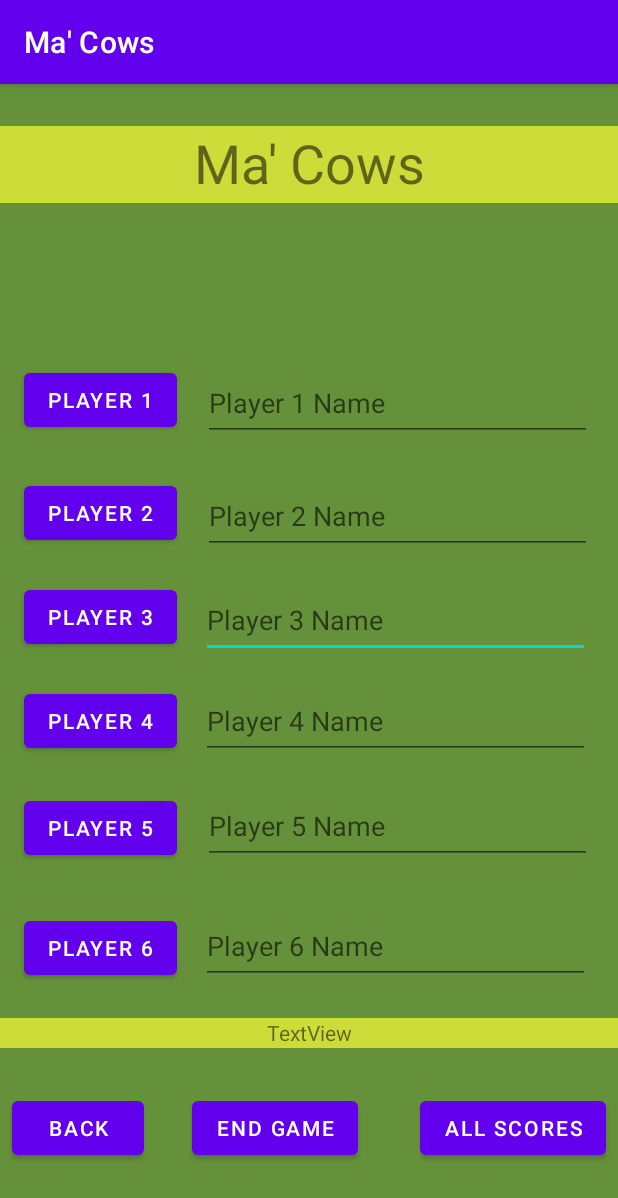
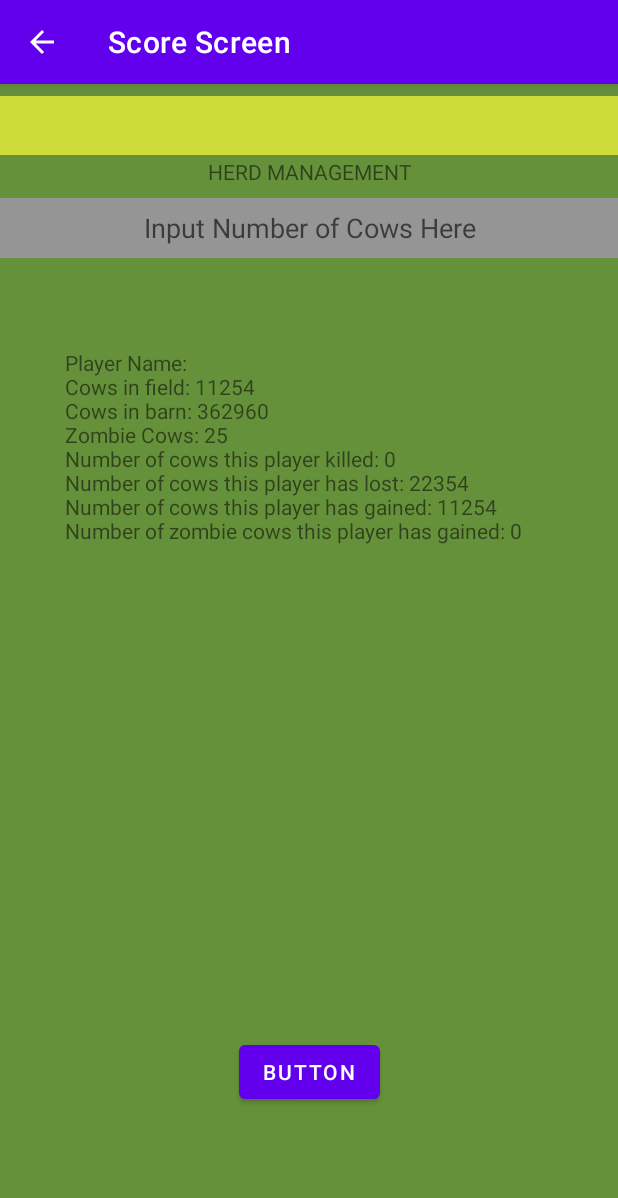
Before and after one commit to Xerminator13/Ma-Cows-Repository, an Android app: the ScoreScreen screen opened directly, with no data from a screen before it, on a phone screen of 412 x 824 dp. Shown: the top 1198 px of the screen. Run offline under Robolectric (Android 15) with nearby library versions, the phone set to English and light mode, and no system bars.

Commit message:
I finally have the ability to populate all player vars and display them individually using CommonUtils.formatPlayerPrefs() and the new ScoreScreen activity.  Additionally, I learned how to make activities children and parents of one another so now transitions actually work in a hierarchical approach this time.  I will continue to build the UI for ScoreScreen to make it more functional.

```diff
--- a/app/src/main/java/com/example/macows/CommonUtils.java
+++ b/app/src/main/java/com/example/macows/CommonUtils.java
@@ -35,7 +35,7 @@ public class CommonUtils {
     //I need to save the following data:  Highest score, player name, most funds
     public static void initEconPlayers() {
         for (int a = 0; a < 6; a++) {
-            econPlayerList.add(new EconomyPlayer("Player " + (a + 1)));
+            econPlayerList.add(new EconomyPlayer(""));
 
         }
 
@@ -60,6 +60,10 @@ public class CommonUtils {
     }
     public static void setCurrentPlayer(int player) {
         editor.putInt("currentPlayer", player);
+
+    }
+    public static int getCurrentPlayer() {
+        return prefs.getInt("currentPlayer", 1);
 
     }
     public static void updateAllPlayerPreferences(ArrayList<Player> playerList) {
--- a/app/src/main/java/com/example/macows/ScoreScreen.java
+++ b/app/src/main/java/com/example/macows/ScoreScreen.java
@@ -1,7 +1,9 @@
 package com.example.macows;
 
+import android.content.Intent;
 import android.os.Bundle;
 import android.util.Log;
+import android.view.View;
 import android.widget.Button;
 import android.widget.EditText;
 import android.widget.TextView;
@@ -15,12 +17,19 @@ public class ScoreScreen extends AppCompatActivity {
 
     //----------------------------------------------------------------------------------------------
 
-    private void setAllTextViewsToPlayerData() {
-        //Type code here
+    private void setAllTextViewsToPlayerData(int a) {
+        int b = a - 1;
+        playerNameLabel.setText(CommonUtils.playerList.get(b).getName());
+        numCowsInField.setText(CommonUtils.formatPlayerPrefs(CommonUtils.getCurrentPlayer()));
 
     }
     private void initAllElements() {
-        //Type code here
+        playerNameLabel = findViewById(R.id.playerNameLabel);
+        scoreEntry = findViewById(R.id.scoreEntry);
+        back = findViewById(R.id.scoreScreenToMainMenu);
+
+        //Temporary arrangement
+        numCowsInField = findViewById(R.id.textView4);
 
     }
 
@@ -29,13 +38,23 @@ public class ScoreScreen extends AppCompatActivity {
     @Override
     protected void onCreate(Bundle savedInstanceState) {
         super.onCreate(savedInstanceState);
-        setContentView(R.layout.main_menu);
-        Log.d("MainMenu", "onCreate: started!");
+        setContentView(R.layout.score_screen);
+        Log.d("ScoreScreen", "onCreate: started!");
 
         //------------------------------------------------------------------------------------------
 
         initAllElements();
-        setAllTextViewsToPlayerData();
+        setAllTextViewsToPlayerData(CommonUtils.getCurrentPlayer());
+
+        //------------------------------------------------------------------------------------------
+
+        back.setOnClickListener(new View.OnClickListener() {
+            public void onClick(View v) {
+                startActivity(new Intent(ScoreScreen.this, MainMenu.class));
+
+            }
+
+        });
 
     }
 
--- a/app/src/main/res/layout/main_menu.xml
+++ b/app/src/main/res/layout/main_menu.xml
@@ -34,7 +34,7 @@
         app:layout_constraintBottom_toBottomOf="@+id/player4NameInput"
         app:layout_constraintEnd_toEndOf="parent"
         app:layout_constraintHorizontal_bias="0.0"
-        app:layout_constraintStart_toEndOf="@+id/button3" />
+        app:layout_constraintStart_toEndOf="@+id/p3Button" />
 
     <EditText
         android:id="@+id/player2NameInput"
@@ -50,7 +50,7 @@
         app:layout_constraintBottom_toBottomOf="@+id/player3NameInput"
         app:layout_constraintEnd_toEndOf="parent"
         app:layout_constraintHorizontal_bias="0.0"
-        app:layout_constraintStart_toEndOf="@+id/button2" />
+        app:layout_constraintStart_toEndOf="@+id/p2Button" />
 
     <EditText
         android:id="@+id/player1NameInput"
@@ -66,7 +66,7 @@
         app:layout_constraintBottom_toBottomOf="@+id/player2NameInput"
         app:layout_constraintEnd_toEndOf="parent"
         app:layout_constraintHorizontal_bias="0.0"
-        app:layout_constraintStart_toEndOf="@+id/button" />
+        app:layout_constraintStart_toEndOf="@+id/p1Button" />
 
     <EditText
         android:id="@+id/player6NameInput"
@@ -82,36 +82,36 @@
         app:layout_constraintBottom_toBottomOf="parent"
         app:layout_constraintEnd_toEndOf="parent"
         app:layout_constraintHorizontal_bias="0.0"
-        app:layout_constraintStart_toEndOf="@+id/button6" />
+        app:layout_constraintStart_toEndOf="@+id/p6Button" />
 
     <Button
-        android:id="@+id/button"
+        android:id="@+id/p1Button"
         android:layout_width="wrap_content"
         android:layout_height="wrap_content"
         android:layout_marginStart="16dp"
         android:layout_marginBottom="75dp"
         android:text="Player 1"
-        app:layout_constraintBottom_toBottomOf="@+id/button2"
+        app:layout_constraintBottom_toBottomOf="@+id/p2Button"
         app:layout_constraintStart_toStartOf="parent" />
 
     <Button
-        android:id="@+id/button4"
+        android:id="@+id/p4Button"
         android:layout_width="wrap_content"
         android:layout_height="wrap_content"
         android:layout_marginStart="16dp"
         android:layout_marginBottom="71dp"
         android:text="Player 4"
-        app:layout_constraintBottom_toBottomOf="@+id/button5"
+        app:layout_constraintBottom_toBottomOf="@+id/p5Button"
         app:layout_constraintStart_toStartOf="parent" />
 
     <Button
-        android:id="@+id/button3"
+        android:id="@+id/p3Button"
         android:layout_width="wrap_content"
         android:layout_height="wrap_content"
         android:layout_marginStart="16dp"
         android:layout_marginBottom="69dp"
         android:text="Player 3"
-        app:layout_constraintBottom_toBottomOf="@+id/button4"
+        app:layout_constraintBottom_toBottomOf="@+id/p4Button"
         app:layout_constraintStart_toStartOf="parent" />
 
     <EditText
@@ -128,30 +128,30 @@
         app:layout_constraintBottom_toBottomOf="@+id/player6NameInput"
         app:layout_constraintEnd_toEndOf="parent"
         app:layout_constraintHorizontal_bias="0.0"
-        app:layout_constraintStart_toEndOf="@+id/button5" />
+        app:layout_constraintStart_toEndOf="@+id/p5Button" />
 
     <Button
-        android:id="@+id/button5"
+        android:id="@+id/p5Button"
         android:layout_width="wrap_content"
         android:layout_height="wrap_content"
         android:layout_marginStart="16dp"
         android:layout_marginBottom="80dp"
         android:text="Player 5"
-        app:layout_constraintBottom_toBottomOf="@+id/button6"
+        app:layout_constraintBottom_toBottomOf="@+id/p6Button"
         app:layout_constraintStart_toStartOf="parent" />
 
     <Button
-        android:id="@+id/button2"
+        android:id="@+id/p2Button"
         android:layout_width="wrap_content"
         android:layout_height="wrap_content"
         android:layout_marginStart="16dp"
         android:layout_marginBottom="69dp"
         android:text="Player 2"
-        app:layout_constraintBottom_toBottomOf="@+id/button3"
+        app:layout_constraintBottom_toBottomOf="@+id/p3Button"
         app:layout_constraintStart_toStartOf="parent" />
 
     <Button
-        android:id="@+id/button6"
+        android:id="@+id/p6Button"
         android:layout_width="wrap_content"
         android:layout_height="wrap_content"
         android:layout_marginStart="16dp"
@@ -174,7 +174,7 @@
         app:layout_constraintBottom_toBottomOf="@+id/player5NameInput"
         app:layout_constraintEnd_toEndOf="parent"
         app:layout_constraintHorizontal_bias="0.0"
-        app:layout_constraintStart_toEndOf="@+id/button4" />
+        app:layout_constraintStart_toEndOf="@+id/p4Button" />
 
     <Button
         android:id="@+id/backButton1"
--- a/app/src/main/res/layout/score_screen.xml
+++ b/app/src/main/res/layout/score_screen.xml
@@ -1,6 +1,73 @@
 <?xml version="1.0" encoding="utf-8"?>
-<androidx.constraintlayout.widget.ConstraintLayout
-    xmlns:android="http://schemas.android.com/apk/res/android" android:layout_width="match_parent"
-    android:layout_height="match_parent">
+<androidx.constraintlayout.widget.ConstraintLayout xmlns:android="http://schemas.android.com/apk/res/android"
+    xmlns:app="http://schemas.android.com/apk/res-auto"
+    xmlns:tools="http://schemas.android.com/tools"
+    android:layout_width="match_parent"
+    android:layout_height="match_parent"
+    android:background="#66913B">
 
+    <TextView
+        android:id="@+id/playerNameLabel"
+        android:layout_width="0dp"
+        android:layout_height="39dp"
+        android:layout_marginTop="8dp"
+        android:background="#CDDC39"
+        android:text="TextView"
+        android:textAlignment="center"
+        android:textSize="30sp"
+        app:layout_constraintEnd_toEndOf="parent"
+        app:layout_constraintStart_toStartOf="parent"
+        app:layout_constraintTop_toTopOf="parent" />
+
+    <TextView
+        android:id="@+id/textView3"
+        android:layout_width="wrap_content"
+        android:layout_height="wrap_content"
+        android:layout_marginTop="1dp"
+        android:outlineAmbientShadowColor="#00FFFFFF"
+        android:text="Herd Management"
+        android:textAlignment="center"
+        android:textAllCaps="true"
+        app:layout_constraintEnd_toEndOf="parent"
+        app:layout_constraintStart_toStartOf="parent"
+        app:layout_constraintTop_toBottomOf="@+id/playerNameLabel" />
+
+    <EditText
+        android:id="@+id/scoreEntry"
+        android:layout_width="0dp"
+        android:layout_height="40dp"
+        android:layout_marginTop="8dp"
+        android:background="#C6C6C6"
+        android:backgroundTint="#959595"
+        android:ems="10"
+        android:hint="Input Number of Cows Here"
+        android:inputType="textPersonName"
+        android:textAlignment="center"
+        app:layout_constraintEnd_toEndOf="parent"
+        app:layout_constraintStart_toStartOf="parent"
+        app:layout_constraintTop_toBottomOf="@+id/textView3" />
+
+    <TextView
+        android:id="@+id/textView4"
+        android:layout_width="325dp"
+        android:layout_height="388dp"
+        android:layout_marginTop="35dp"
+        android:text="TextView"
+        app:layout_constraintBottom_toBottomOf="parent"
+        app:layout_constraintEnd_toEndOf="parent"
+        app:layout_constraintStart_toStartOf="parent"
+        app:layout_constraintTop_toBottomOf="@+id/scoreEntry"
+        app:layout_constraintVertical_bias="0.108" />
+
+    <Button
+        android:id="@+id/scoreScreenToMainMenu"
+        android:layout_width="wrap_content"
+        android:layout_height="wrap_content"
+        android:layout_marginTop="56dp"
+        android:text="Button"
+        app:layout_constraintBottom_toBottomOf="parent"
+        app:layout_constraintEnd_toEndOf="parent"
+        app:layout_constraintStart_toStartOf="parent"
+        app:layout_constraintTop_toBottomOf="@+id/textView4"
+        app:layout_constraintVertical_bias="0.147" />
 </androidx.constraintlayout.widget.ConstraintLayout>
```
Also changed, not shown: app/src/main/AndroidManifest.xml (+26 -12 lines), app/src/main/java/com/example/macows/MainActivity.java (+6 -15 lines), app/src/main/java/com/example/macows/MainMenu.java (+30 -27 lines), app/src/main/res/layout/activity_main.xml (+8 -26 lines), 1 other file.
